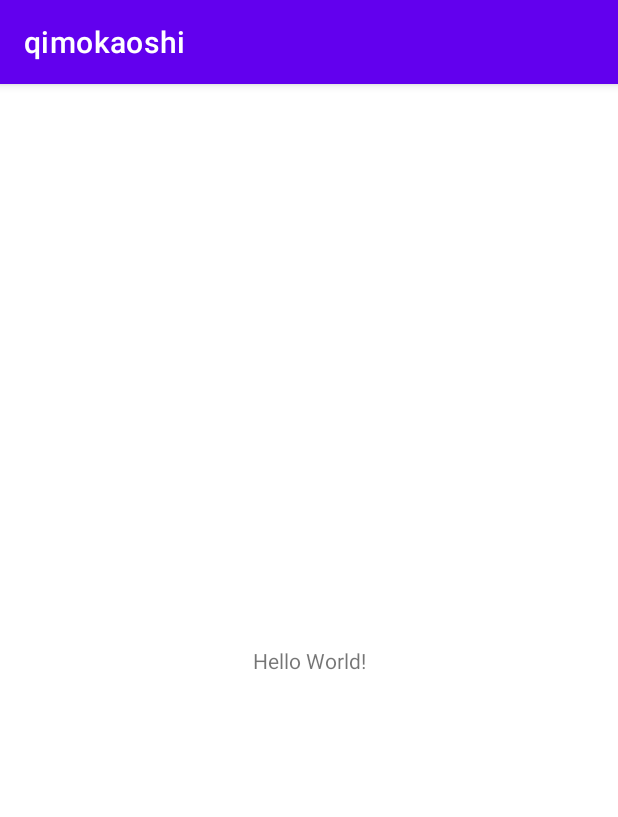
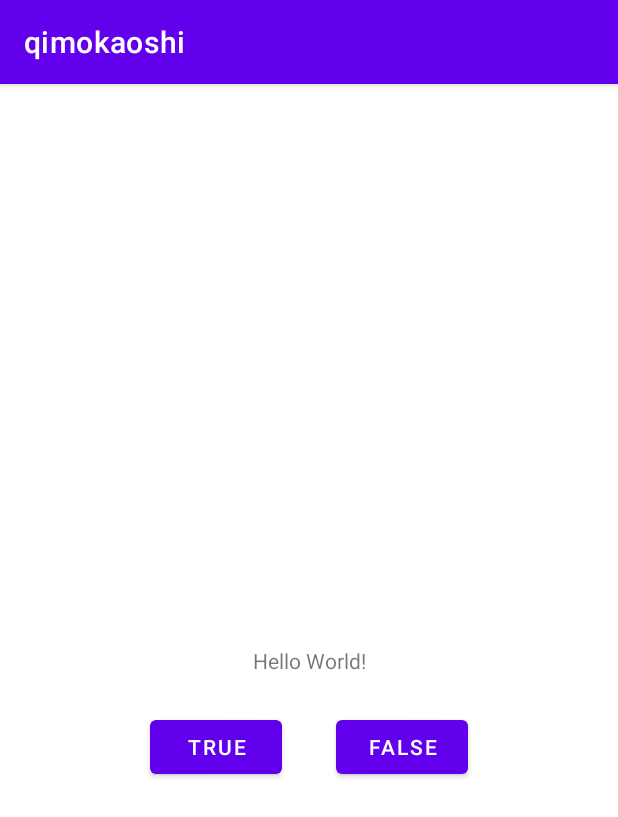
Before and after one commit to User-Time/retrofit-test1, an Android app: the screen it shows after launch (MainActivity), on a phone screen of 412 x 824 dp. Shown: the top 817 px of the screen. Run offline under Robolectric (Android 15) with nearby library versions, the phone set to English and light mode, and no system bars.

Commit message:
ul布局设置

```diff
--- a/app/src/main/res/layout/activity_main.xml
+++ b/app/src/main/res/layout/activity_main.xml
@@ -7,6 +7,7 @@
     tools:context=".MainActivity">
 
     <TextView
+        android:id="@+id/textView"
         android:layout_width="wrap_content"
         android:layout_height="wrap_content"
         android:text="Hello World!"
@@ -15,4 +16,26 @@
         app:layout_constraintStart_toStartOf="parent"
         app:layout_constraintTop_toTopOf="parent" />
 
+    <Button
+        android:id="@+id/button"
+        android:layout_width="wrap_content"
+        android:layout_height="wrap_content"
+        android:layout_marginStart="100dp"
+        android:layout_marginTop="24dp"
+        android:text="TRUE"
+        app:layout_constraintStart_toStartOf="parent"
+        app:layout_constraintTop_toBottomOf="@+id/textView"
+        tools:ignore="MissingConstraints" />
+
+    <Button
+        android:id="@+id/button2"
+        android:layout_width="wrap_content"
+        android:layout_height="wrap_content"
+        android:layout_marginTop="24dp"
+        android:layout_marginEnd="100dp"
+        android:text="FALSE"
+        app:layout_constraintEnd_toEndOf="parent"
+        app:layout_constraintTop_toBottomOf="@+id/textView"
+        tools:ignore="MissingConstraints" />
+
 </androidx.constraintlayout.widget.ConstraintLayout>
```
